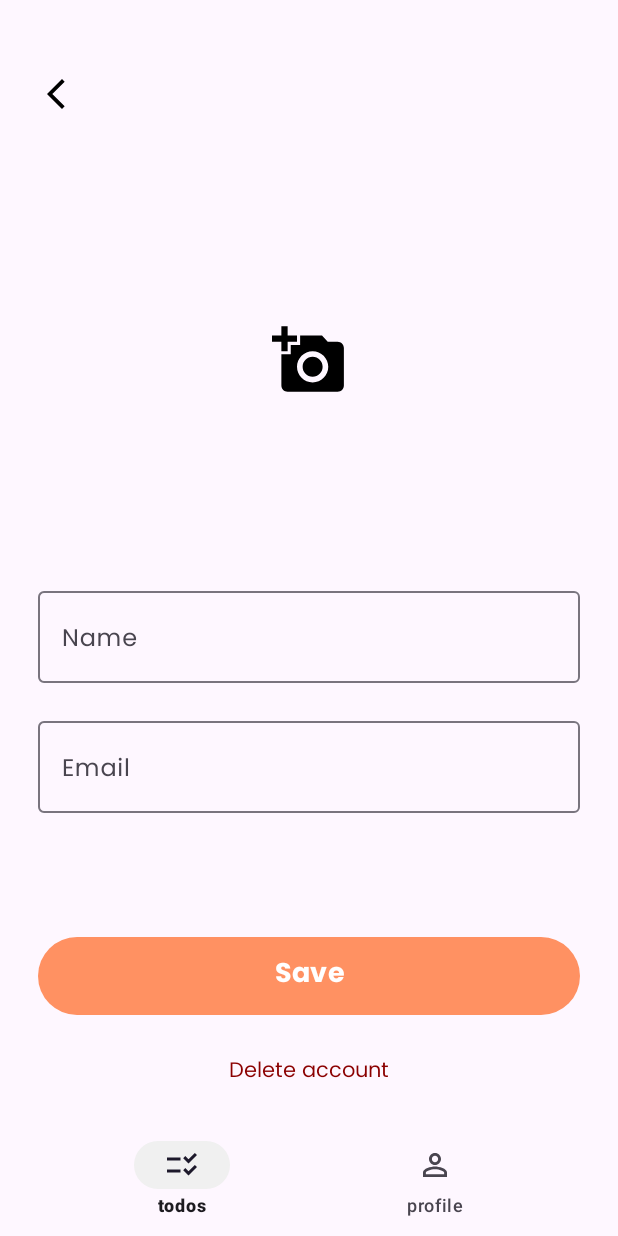
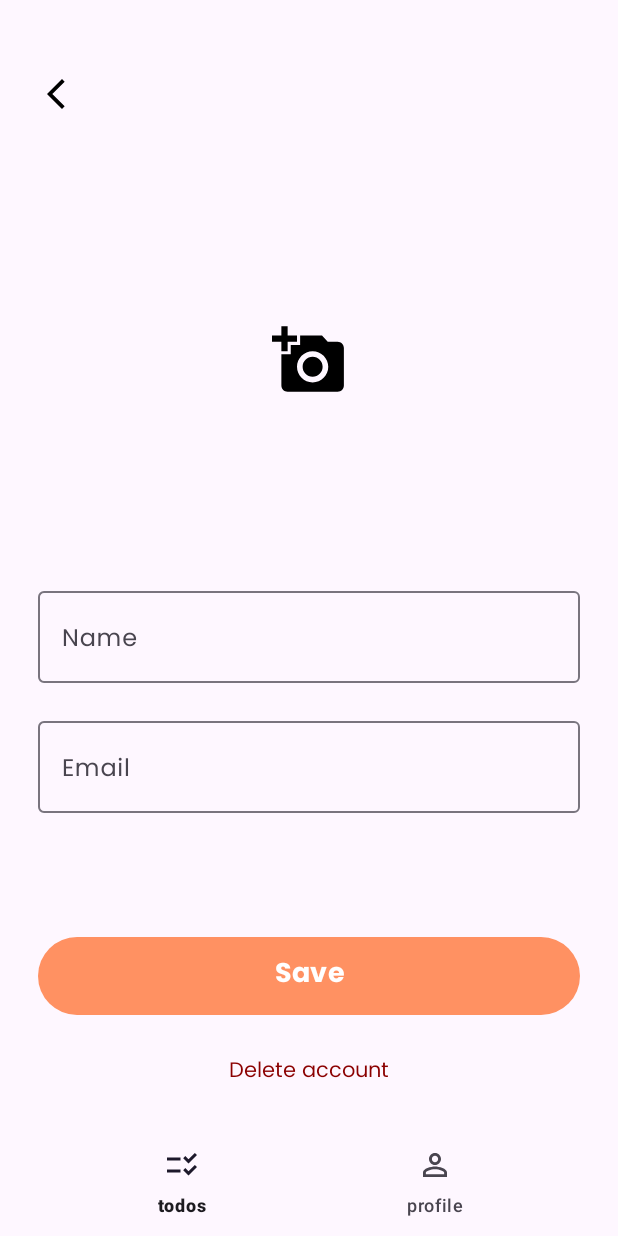
Before and after one commit to radlance/FirebaseTodo, an Android app: the fragment EditProfileFragment placed in its activity, on a phone screen of 412 x 824 dp. Run offline under Robolectric (Android 15) with nearby library versions, the light colour scheme and no system bars; our stand-ins replace CircleImageView, Dagger/Hilt's generated code, Firebase (no records; nobody signed in at launch, a user with empty details on screens opened directly); pictures from the network do not load; 4 statements that could not run were skipped.

Commit message:
add delete Dialog

```diff
--- a/app/src/main/java/com/radlance/firebasetodo/domain/repository/AppRepository.kt
+++ b/app/src/main/java/com/radlance/firebasetodo/domain/repository/AppRepository.kt
@@ -1,7 +1,10 @@
 package com.radlance.firebasetodo.domain.repository
 
+import android.net.Uri
 import com.radlance.firebasetodo.domain.FireBaseResult
 
 interface AppRepository {
     suspend fun loadUserInfoUseCase(): FireBaseResult
+    suspend fun loadUserInfo(name: String, email: String, imageUrl: Uri): FireBaseResult
+    fun deleteUser(): FireBaseResult
 }
--- a/app/src/main/java/com/radlance/firebasetodo/domain/repository/AuthRepository.kt
+++ b/app/src/main/java/com/radlance/firebasetodo/domain/repository/AuthRepository.kt
@@ -9,5 +9,5 @@ interface AuthRepository {
     fun isUserAuthenticated(): Boolean
     fun logoutUser()
     fun forgetPassword(email: String): FireBaseResult
-    suspend fun loadUserInfo(name: String, email: String, imageUrl: Uri): FireBaseResult
+
 }
--- /dev/null
+++ b/app/src/main/java/com/radlance/firebasetodo/domain/usecase/DeleteUserUseCase.kt
@@ -0,0 +1,11 @@
+package com.radlance.firebasetodo.domain.usecase
+
+import com.radlance.firebasetodo.domain.FireBaseResult
+import com.radlance.firebasetodo.domain.repository.AppRepository
+import javax.inject.Inject
+
+class DeleteUserUseCase @Inject constructor(private val appRepository: AppRepository) {
+    operator fun invoke(): FireBaseResult {
+        return appRepository.deleteUser()
+    }
+}
--- a/app/src/main/java/com/radlance/firebasetodo/domain/usecase/UpdateUserInfoUseCase.kt
+++ b/app/src/main/java/com/radlance/firebasetodo/domain/usecase/UpdateUserInfoUseCase.kt
@@ -2,11 +2,12 @@ package com.radlance.firebasetodo.domain.usecase
 
 import android.net.Uri
 import com.radlance.firebasetodo.domain.FireBaseResult
+import com.radlance.firebasetodo.domain.repository.AppRepository
 import com.radlance.firebasetodo.domain.repository.AuthRepository
 import javax.inject.Inject
 
-class UpdateUserInfoUseCase @Inject constructor(private val authRepository: AuthRepository) {
+class UpdateUserInfoUseCase @Inject constructor(private val appRepository: AppRepository) {
     suspend operator fun invoke(name: String, email: String, imageUri: Uri = Uri.EMPTY): FireBaseResult {
-        return authRepository.loadUserInfo(name, email, imageUri)
+        return appRepository.loadUserInfo(name, email, imageUri)
     }
 }
--- a/app/src/main/java/com/radlance/firebasetodo/presentation/todo/EditProfileFragment.kt
+++ b/app/src/main/java/com/radlance/firebasetodo/presentation/todo/EditProfileFragment.kt
@@ -1,6 +1,7 @@
 package com.radlance.firebasetodo.presentation.todo
 
 import android.app.Activity
+import android.app.Dialog
 import android.content.Intent
 import android.net.Uri
 import android.os.Bundle
@@ -13,10 +14,12 @@ import android.widget.EditText
 import android.widget.Toast
 import androidx.activity.result.ActivityResultLauncher
 import androidx.activity.result.contract.ActivityResultContracts
+import androidx.appcompat.content.res.AppCompatResources
 import androidx.fragment.app.Fragment
 import androidx.fragment.app.viewModels
 import com.bumptech.glide.Glide
 import com.radlance.firebasetodo.R
+import com.radlance.firebasetodo.databinding.ConfirmationDialogBinding
 import com.radlance.firebasetodo.databinding.FragmentEditProfileBinding
 import com.radlance.firebasetodo.domain.entity.User
 import com.radlance.firebasetodo.presentation.auth.FireBaseUiState
@@ -29,6 +32,8 @@ class EditProfileFragment : Fragment() {
     private lateinit var user: User
     private var imageUri = ""
     private lateinit var resultLauncher: ActivityResultLauncher<Intent>
+    private lateinit var dialog: Dialog
+    private lateinit var dialogBinding: ConfirmationDialogBinding
     private val binding: FragmentEditProfileBinding
         get() = _binding ?: throw RuntimeException("EditProfileFragment == null")
 
@@ -50,6 +55,7 @@ class EditProfileFragment : Fragment() {
 
     override fun onViewCreated(view: View, savedInstanceState: Bundle?) {
         super.onViewCreated(view, savedInstanceState)
+        setupDialogProperties()
         handleInputErrors()
         setupChangedListeners()
         binding.ivBackButton.setOnClickListener {
@@ -64,7 +70,12 @@ class EditProfileFragment : Fragment() {
         binding.buttonSave.setOnClickListener {
             saveNewUserInfo()
         }
+
+        binding.tvDeleteAccount.setOnClickListener {
+            dialog.show()
+        }
     }
+
     private fun setupChangedListeners() {
         setTextChangedListener(binding.etName, profileViewModel::resetInputName)
         setTextChangedListener(binding.etEmail, profileViewModel::resetErrorInputEmail)
@@ -185,6 +196,34 @@ class EditProfileFragment : Fragment() {
         }
     }
 
+    private fun setupDialogProperties() {
+        dialogBinding = ConfirmationDialogBinding.inflate(layoutInflater)
+        val dialog = Dialog(dialogBinding.root.context)
+        dialog.setContentView(dialogBinding.root)
+        dialog.window?.setLayout(
+            ViewGroup.LayoutParams.WRAP_CONTENT,
+            ViewGroup.LayoutParams.WRAP_CONTENT
+        )
+        dialog.window?.setBackgroundDrawable(
+            AppCompatResources.getDrawable(
+                requireActivity().applicationContext,
+                R.drawable.dialog_background
+            )
+        )
+        setDialogButtonsClickListeners()
+        this.dialog = dialog
+    }
+
+    private fun setDialogButtonsClickListeners() {
+        dialogBinding.buttonCancel.setOnClickListener {
+            dialog.hide()
+        }
+
+        dialogBinding.buttonDelete.setOnClickListener {
+            profileViewModel.deleteUser()
+        }
+    }
+
     override fun onDestroyView() {
         super.onDestroyView()
         _binding = null
--- a/app/src/main/java/com/radlance/firebasetodo/presentation/todo/ProfileViewModel.kt
+++ b/app/src/main/java/com/radlance/firebasetodo/presentation/todo/ProfileViewModel.kt
@@ -6,6 +6,7 @@ import androidx.lifecycle.MutableLiveData
 import androidx.lifecycle.ViewModel
 import androidx.lifecycle.viewModelScope
 import com.radlance.firebasetodo.domain.FireBaseResult
+import com.radlance.firebasetodo.domain.usecase.DeleteUserUseCase
 import com.radlance.firebasetodo.domain.usecase.UpdateUserInfoUseCase
 import com.radlance.firebasetodo.domain.usecase.LoadUserInfoUseCase
 import com.radlance.firebasetodo.presentation.auth.FireBaseUiState
@@ -18,6 +19,7 @@ import javax.inject.Inject
 class ProfileViewModel @Inject constructor(
     private val loadUserInfoUseCase: LoadUserInfoUseCase,
     private val updateUserInfoUseCase: UpdateUserInfoUseCase,
+    private val deleteUserUseCase: DeleteUserUseCase,
     private val mapper: FireBaseResult.Mapper<FireBaseUiState>
 ) : ViewModel() {
     private val _isSuccessfulLoadUserInfo = MutableLiveData<FireBaseUiState>()
@@ -79,5 +81,8 @@ class ProfileViewModel @Inject constructor(
     fun resetErrorInputEmail() {
         _errorInputEmail.value = false
     }
-    //TODO доделать загрузку изображений (intent, state, storage)
+
+    fun deleteUser() {
+        deleteUserUseCase()
+    }
 }
--- /dev/null
+++ b/app/src/main/res/drawable/button_border.xml
@@ -0,0 +1,4 @@
+<shape xmlns:android="http://schemas.android.com/apk/res/android" android:shape="rectangle">
+    <stroke android:width="2dp" android:color="@color/buttonEnabledColor"/>
+    <corners android:radius="50dp"/>
+</shape>
--- /dev/null
+++ b/app/src/main/res/drawable/dialog_background.xml
@@ -0,0 +1,5 @@
+<?xml version="1.0" encoding="utf-8"?>
+<shape xmlns:android="http://schemas.android.com/apk/res/android">
+    <corners android:radius="20dp"/>
+    <solid android:color="@color/white"/>
+</shape>
--- a/app/src/main/res/layout/fragment_edit_profile.xml
+++ b/app/src/main/res/layout/fragment_edit_profile.xml
@@ -94,6 +94,7 @@
             app:layout_constraintStart_toStartOf="parent" />
 
         <TextView
+            android:id="@+id/tv_delete_account"
             android:layout_width="wrap_content"
             android:layout_height="wrap_content"
             android:fontFamily="@font/poppins_regular"
--- a/app/src/main/res/values/strings.xml
+++ b/app/src/main/res/values/strings.xml
@@ -46,4 +46,7 @@
     <string name="delete_account">Delete account</string>
     <string name="saving">Saving…</string>
     <string name="error_saving">Failure saving new data</string>
+    <string name="delete_warning">Are you sure you want to delete your account?</string>
+    <string name="delete">Delete</string>
+    <string name="cancel">Cancel</string>
 </resources>
--- a/app/src/main/res/values/styles.xml
+++ b/app/src/main/res/values/styles.xml
@@ -23,6 +23,6 @@
         <item name="android:textColor">@color/white</item>
     </style>
     <style name="Theme.BottomNavigationView.ActiveIndicator" parent="Widget.Material3.BottomNavigationView.ActiveIndicator">
-        <item name="android:color">@color/bottomItemColor</item>
+        <item name="android:color">@color/invisibleColor</item>
     </style>
 </resources>
```
Also changed, not shown: app/src/main/java/com/radlance/firebasetodo/data/repository/AppRepositoryImpl.kt (+34 -3 lines), app/src/main/java/com/radlance/firebasetodo/data/repository/AuthRepositoryImpl.kt (+4 -37 lines), app/src/main/java/com/radlance/firebasetodo/presentation/todo/EditProfileViewModel.kt (deleted, +0 -7 lines), app/src/main/res/layout/confirmation_dialog.xml (added, +71 -0 lines).
